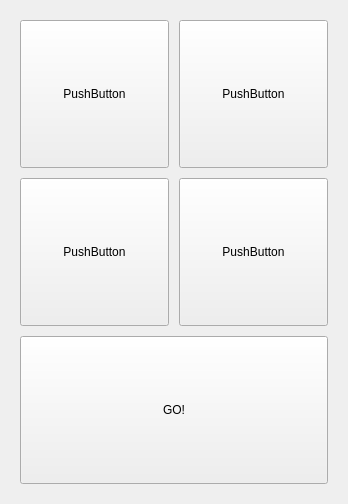
The window that MemoryGame/widget.ui (waynegod/Qt-Learning) describes before a commit, drawn with Qt 5.
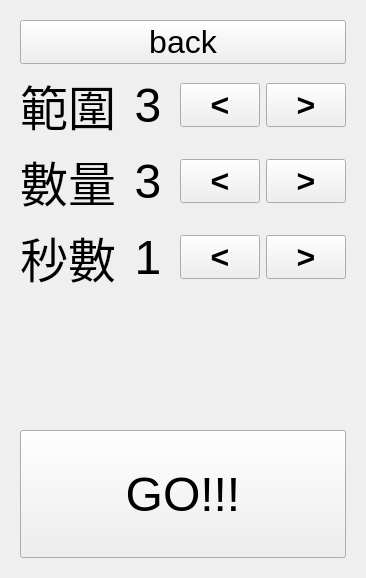
The same window after the commit. The open tabs and pages were chosen to show the change.

```diff
--- a/MemoryGame/widget.ui
+++ b/MemoryGame/widget.ui
@@ -6,10 +6,15 @@
    <rect>
     <x>0</x>
     <y>0</y>
-    <width>348</width>
-    <height>504</height>
+    <width>366</width>
+    <height>578</height>
    </rect>
   </property>
+  <property name="font">
+   <font>
+    <pointsize>24</pointsize>
+   </font>
+  </property>
   <property name="windowTitle">
    <string>Widget</string>
   </property>
@@ -149,32 +154,6 @@
          <property name="spacing">
           <number>10</number>
          </property>
-         <item row="0" column="0">
-          <widget class="QPushButton" name="pushButton_4">
-           <property name="sizePolicy">
-            <sizepolicy hsizetype="Minimum" vsizetype="Expanding">
-             <horstretch>0</horstretch>
-             <verstretch>0</verstretch>
-            </sizepolicy>
-           </property>
-           <property name="text">
-            <string>PushButton</string>
-           </property>
-          </widget>
-         </item>
-         <item row="1" column="0">
-          <widget class="QPushButton" name="pushButton_5">
-           <property name="sizePolicy">
-            <sizepolicy hsizetype="Minimum" vsizetype="Expanding">
-             <horstretch>0</horstretch>
-             <verstretch>0</verstretch>
-            </sizepolicy>
-           </property>
-           <property name="text">
-            <string>PushButton</string>
-           </property>
-          </widget>
-         </item>
          <item row="2" column="0" colspan="2">
           <widget class="QPushButton" name="pushButton_8">
            <property name="sizePolicy">
@@ -183,36 +162,217 @@
              <verstretch>0</verstretch>
             </sizepolicy>
            </property>
-           <property name="text">
-            <string>GO!</string>
+           <property name="font">
+            <font>
+             <pointsize>36</pointsize>
+            </font>
            </property>
-          </widget>
-         </item>
-         <item row="0" column="1">
-          <widget class="QPushButton" name="pushButton_6">
-           <property name="sizePolicy">
-            <sizepolicy hsizetype="Minimum" vsizetype="Expanding">
-             <horstretch>0</horstretch>
-             <verstretch>0</verstretch>
-            </sizepolicy>
-           </property>
            <property name="text">
-            <string>PushButton</string>
+            <string>GO!!!</string>
            </property>
           </widget>
          </item>
-         <item row="1" column="1">
-          <widget class="QPushButton" name="pushButton_7">
-           <property name="sizePolicy">
-            <sizepolicy hsizetype="Minimum" vsizetype="Expanding">
-             <horstretch>0</horstretch>
-             <verstretch>0</verstretch>
-            </sizepolicy>
+         <item row="1" column="0" colspan="2">
+          <spacer name="verticalSpacer_2">
+           <property name="orientation">
+            <enum>Qt::Vertical</enum>
            </property>
-           <property name="text">
-            <string>PushButton</string>
+           <property name="sizeHint" stdset="0">
+            <size>
+             <width>20</width>
+             <height>40</height>
+            </size>
            </property>
-          </widget>
+          </spacer>
+         </item>
+         <item row="0" column="0" colspan="2">
+          <layout class="QGridLayout" name="gridLayout_3">
+           <item row="4" column="2">
+            <widget class="QPushButton" name="PB_sec_DW">
+             <property name="font">
+              <font>
+               <weight>75</weight>
+               <bold>true</bold>
+              </font>
+             </property>
+             <property name="text">
+              <string>&lt;</string>
+             </property>
+            </widget>
+           </item>
+           <item row="3" column="0">
+            <widget class="QLabel" name="label_2">
+             <property name="font">
+              <font>
+               <pointsize>36</pointsize>
+              </font>
+             </property>
+             <property name="text">
+              <string>數量</string>
+             </property>
+            </widget>
+           </item>
+           <item row="2" column="0">
+            <widget class="QLabel" name="label">
+             <property name="font">
+              <font>
+               <pointsize>36</pointsize>
+              </font>
+             </property>
+             <property name="text">
+              <string>範圍</string>
+             </property>
+            </widget>
+           </item>
+           <item row="4" column="0">
+            <widget class="QLabel" name="label_3">
+             <property name="font">
+              <font>
+               <pointsize>36</pointsize>
+              </font>
+             </property>
+             <property name="text">
+              <string>秒數</string>
+             </property>
+            </widget>
+           </item>
+           <item row="4" column="3">
+            <widget class="QPushButton" name="PB_sec_UP">
+             <property name="sizePolicy">
+              <sizepolicy hsizetype="Minimum" vsizetype="Fixed">
+               <horstretch>0</horstretch>
+               <verstretch>0</verstretch>
+              </sizepolicy>
+             </property>
+             <property name="font">
+              <font>
+               <weight>75</weight>
+               <bold>true</bold>
+              </font>
+             </property>
+             <property name="text">
+              <string>&gt;</string>
+             </property>
+            </widget>
+           </item>
+           <item row="1" column="0" colspan="4">
+            <widget class="QPushButton" name="pushButton_4">
+             <property name="sizePolicy">
+              <sizepolicy hsizetype="Expanding" vsizetype="Expanding">
+               <horstretch>0</horstretch>
+               <verstretch>0</verstretch>
+              </sizepolicy>
+             </property>
+             <property name="text">
+              <string>back</string>
+             </property>
+            </widget>
+           </item>
+           <item row="4" column="1">
+            <widget class="QLabel" name="label_sec">
+             <property name="font">
+              <font>
+               <pointsize>36</pointsize>
+              </font>
+             </property>
+             <property name="text">
+              <string>1</string>
+             </property>
+             <property name="alignment">
+              <set>Qt::AlignCenter</set>
+             </property>
+            </widget>
+           </item>
+           <item row="3" column="2">
+            <widget class="QPushButton" name="PB_amount_DW">
+             <property name="font">
+              <font>
+               <weight>75</weight>
+               <bold>true</bold>
+              </font>
+             </property>
+             <property name="text">
+              <string>&lt;</string>
+             </property>
+            </widget>
+           </item>
+           <item row="2" column="2">
+            <widget class="QPushButton" name="PB_range_DW">
+             <property name="font">
+              <font>
+               <pointsize>24</pointsize>
+               <weight>75</weight>
+               <bold>true</bold>
+              </font>
+             </property>
+             <property name="text">
+              <string>&lt;</string>
+             </property>
+            </widget>
+           </item>
+           <item row="3" column="3">
+            <widget class="QPushButton" name="PB_amount_UP">
+             <property name="font">
+              <font>
+               <weight>75</weight>
+               <bold>true</bold>
+              </font>
+             </property>
+             <property name="text">
+              <string>&gt;</string>
+             </property>
+            </widget>
+           </item>
+           <item row="2" column="3">
+            <widget class="QPushButton" name="PB_range_UP">
+             <property name="font">
+              <font>
+               <weight>75</weight>
+               <bold>true</bold>
+              </font>
+             </property>
+             <property name="text">
+              <string>&gt;</string>
+             </property>
+            </widget>
+           </item>
+           <item row="3" column="1">
+            <widget class="QLabel" name="label_amount">
+             <property name="font">
+              <font>
+               <pointsize>36</pointsize>
+              </font>
+             </property>
+             <property name="text">
+              <string>3</string>
+             </property>
+             <property name="alignment">
+              <set>Qt::AlignCenter</set>
+             </property>
+            </widget>
+           </item>
+           <item row="2" column="1">
+            <widget class="QLabel" name="label_range">
+             <property name="sizePolicy">
+              <sizepolicy hsizetype="Preferred" vsizetype="Preferred">
+               <horstretch>0</horstretch>
+               <verstretch>0</verstretch>
+              </sizepolicy>
+             </property>
+             <property name="font">
+              <font>
+               <pointsize>36</pointsize>
+              </font>
+             </property>
+             <property name="text">
+              <string>3</string>
+             </property>
+             <property name="alignment">
+              <set>Qt::AlignCenter</set>
+             </property>
+            </widget>
+           </item>
+          </layout>
          </item>
         </layout>
        </item>
```
Left out of the diff: 68 changed lines with no effect on the pictures.
